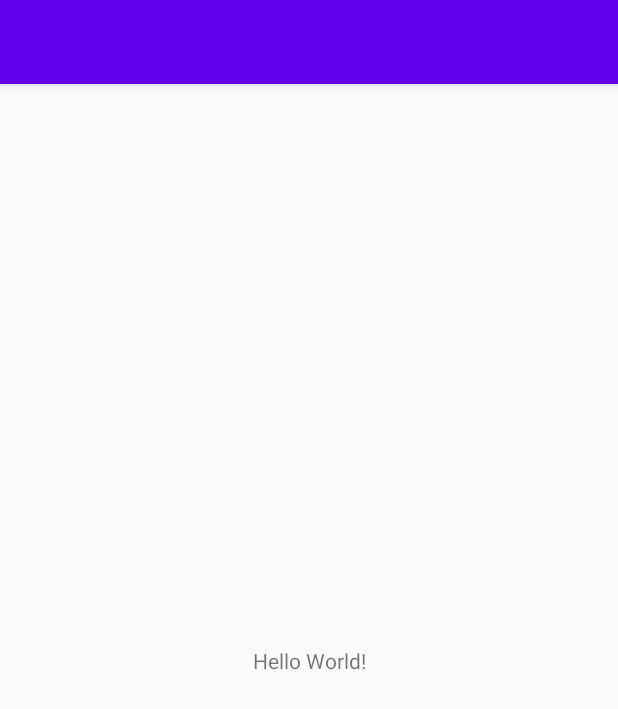
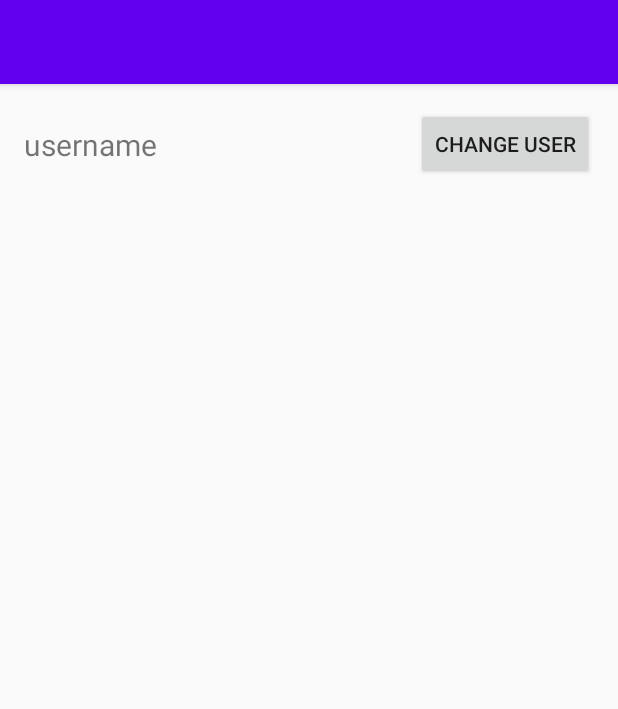
Before and after one commit to armmask/Dotify, an Android app: the screen it shows after launch (MainActivity), on a phone screen of 412 x 824 dp. Shown: the top 709 px of the screen. Run offline under Robolectric (Android 15) with nearby library versions, the phone set to English and light mode, and no system bars.

Commit message:
commit numero something

```diff
--- a/app/src/main/res/layout/activity_main.xml
+++ b/app/src/main/res/layout/activity_main.xml
@@ -6,13 +6,46 @@
     android:layout_height="match_parent"
     tools:context=".MainActivity">
 
-    <TextView
-        android:layout_width="wrap_content"
-        android:layout_height="wrap_content"
-        android:text="Hello World!"
+    <androidx.constraintlayout.widget.ConstraintLayout
+        android:layout_width="0dp"
+        android:layout_height="0dp"
+        android:layout_marginStart="16dp"
+        android:layout_marginTop="16dp"
+        android:layout_marginEnd="16dp"
+        android:layout_marginBottom="16dp"
         app:layout_constraintBottom_toBottomOf="parent"
-        app:layout_constraintLeft_toLeftOf="parent"
-        app:layout_constraintRight_toRightOf="parent"
-        app:layout_constraintTop_toTopOf="parent" />
+        app:layout_constraintEnd_toEndOf="parent"
+        app:layout_constraintStart_toStartOf="parent"
+        app:layout_constraintTop_toTopOf="parent">
+
+        <androidx.constraintlayout.widget.ConstraintLayout
+            android:layout_width="match_parent"
+            android:layout_height="48dp"
+            app:layout_constraintEnd_toEndOf="parent"
+            app:layout_constraintHorizontal_bias="1.0"
+            app:layout_constraintStart_toStartOf="parent"
+            app:layout_constraintTop_toTopOf="parent">
+
+            <Button
+                android:id="@+id/changeUser"
+                android:layout_width="wrap_content"
+                android:layout_height="wrap_content"
+                android:text="CHANGE USER"
+                app:layout_constraintBottom_toBottomOf="parent"
+                app:layout_constraintEnd_toEndOf="parent"
+                app:layout_constraintTop_toTopOf="parent" />
+
+            <TextView
+                android:id="@+id/username"
+                android:layout_width="wrap_content"
+                android:layout_height="wrap_content"
+                android:text="username"
+                android:textSize="20sp"
+                app:layout_constraintBottom_toBottomOf="parent"
+                app:layout_constraintStart_toStartOf="parent"
+                app:layout_constraintTop_toTopOf="parent" />
+        </androidx.constraintlayout.widget.ConstraintLayout>
+
+    </androidx.constraintlayout.widget.ConstraintLayout>
 
 </androidx.constraintlayout.widget.ConstraintLayout>
```
